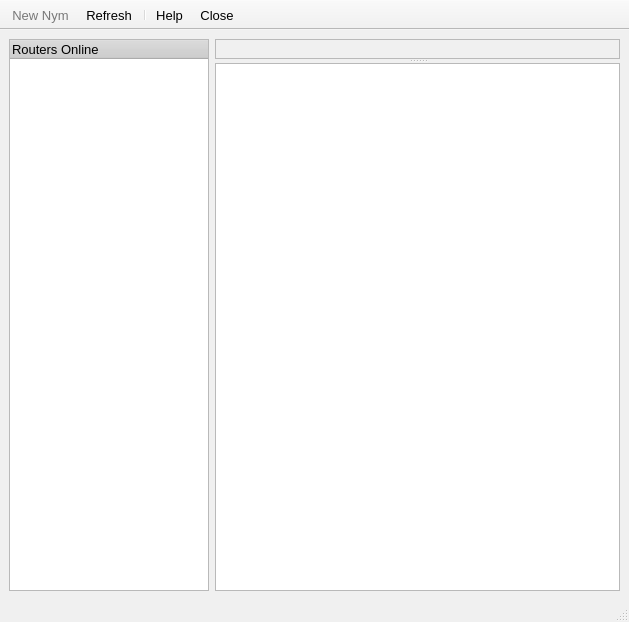
Old version of the form src/gui/network/netviewer.ui in the repository a-ilin/vidalia.
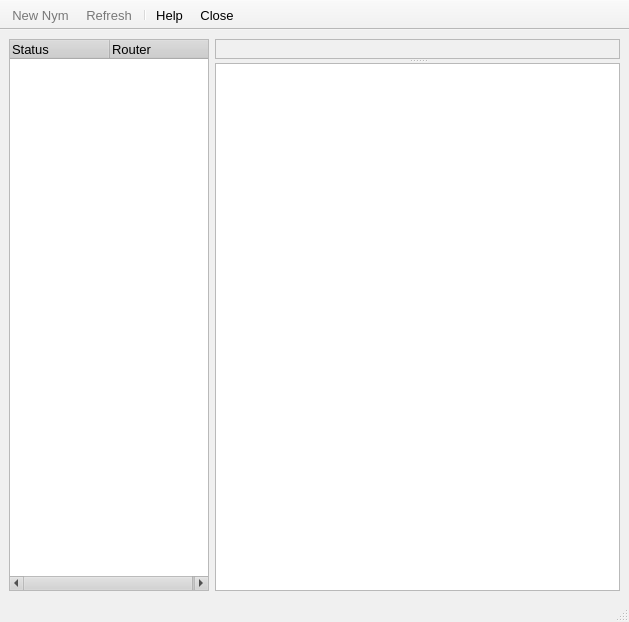
New version of the form. Icons and pictures are not drawn.

Commit message:
Make the Refresh button load a list of available routers. The icons look jacked for some reason, though.
svn:r739

Diff of the .ui file:
```diff
--- a/src/gui/network/netviewer.ui
+++ b/src/gui/network/netviewer.ui
@@ -352,7 +352,12 @@
       </property>
       <column>
        <property name="text" >
-        <string>Routers Online</string>
+        <string>Status</string>
+       </property>
+      </column>
+      <column>
+       <property name="text" >
+        <string>Router</string>
        </property>
       </column>
      </widget>
@@ -480,6 +485,9 @@
    <property name="text" >
     <string>Refresh</string>
    </property>
+   <property name="enabled" >
+    <bool>false</bool>
+   </property>
    <property name="font" >
     <font>
      <family>Arial</family>
```
The commit also changes 2 other files.
